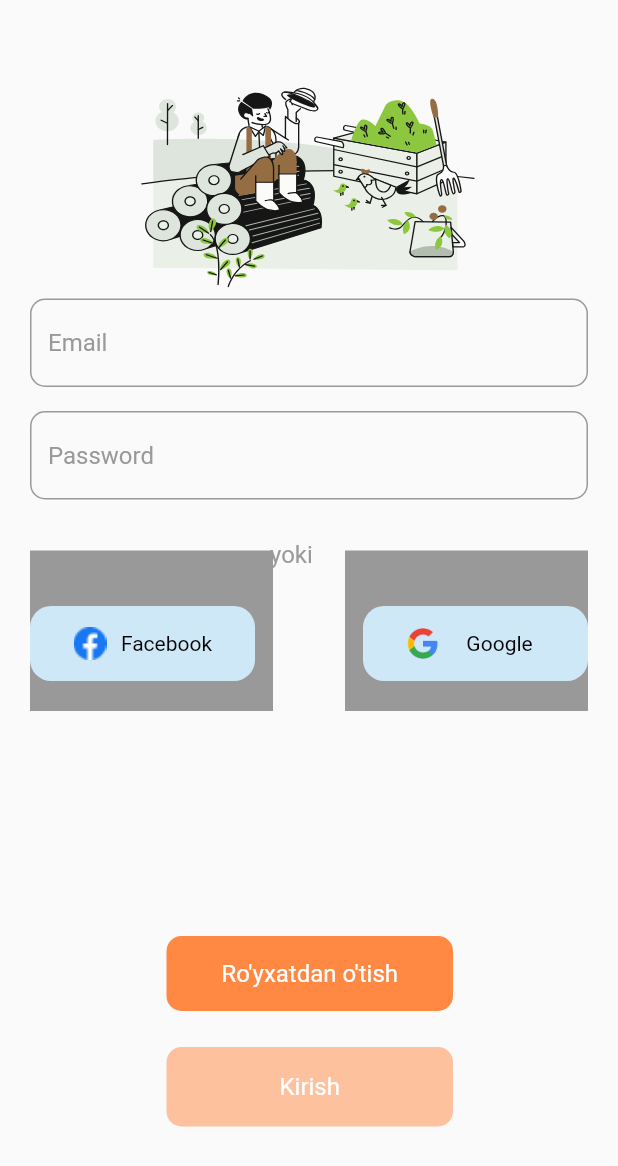
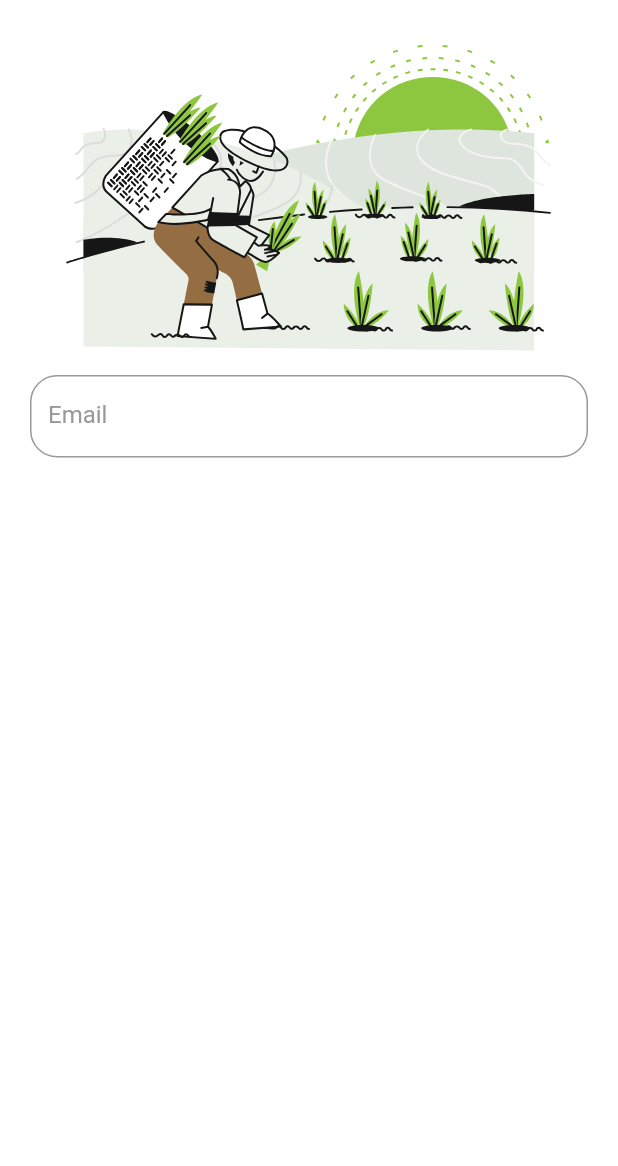
Before and after one commit to NodirbekRasuljonov/Exam_2, a Flutter app: the screen it shows after launch, on a phone screen of 412 x 824 dp. Shown: the top 1166 px of the screen. Run offline on Flutter 3.47's test engine with Material 2 defaults, Android fonts, the phone set to English and light mode, and no system bars; our stand-ins replace flutter_svg.

Commit message:
png wrapped with pngs folder and register page add

```diff
--- a/lib/main.dart
+++ b/lib/main.dart
@@ -1,4 +1,5 @@
 import 'package:examtwo/routes/routes.dart';
+import 'package:examtwo/screens/register.dart';
 import 'package:flutter/material.dart';
 
 void main(List<String> args) {
@@ -14,8 +15,9 @@ class MyApp extends StatelessWidget {
       debugShowCheckedModeBanner: false,
       title: 'Smart Farm',
       theme: ThemeData.light(),
-      onGenerateRoute: MyRoutes().onGenerateRoute,
-      initialRoute: '/',
+      // onGenerateRoute: MyRoutes().onGenerateRoute,
+      // initialRoute: '/register',
+      home:const RegisterPage(),
     );
   }
 }
--- a/lib/routes/routes.dart
+++ b/lib/routes/routes.dart
@@ -1,4 +1,5 @@
 import 'package:examtwo/screens/login.dart';
+import 'package:examtwo/screens/register.dart';
 import 'package:examtwo/screens/splash.dart';
 import 'package:flutter/material.dart';
 
@@ -10,6 +11,8 @@ class MyRoutes {
         return MaterialPageRoute(builder: (context) =>const SplashScreen());
         case '/login':
         return MaterialPageRoute(builder: (context) =>const LogInPage());
+        case '/register':
+        return MaterialPageRoute(builder: (context) =>const RegisterPage());
     }
   }
 }
--- a/lib/screens/login.dart
+++ b/lib/screens/login.dart
@@ -127,7 +127,7 @@ class _LogInPageState extends State<LogInPage> {
                       decoration: const BoxDecoration(
                           image: DecorationImage(
                               fit: BoxFit.cover,
-                              image: AssetImage('assets/images/facebook.png'))),
+                              image: AssetImage('assets/images/pngs/facebook.png'))),
                     ),
                     Container(
                       height: 22.0,
@@ -166,7 +166,7 @@ class _LogInPageState extends State<LogInPage> {
                       decoration: const BoxDecoration(
                           image: DecorationImage(
                               fit: BoxFit.cover,
-                              image: AssetImage('assets/images/google.png'))),
+                              image: AssetImage('assets/images/pngs/google.png'))),
                     ),
                     Container(
                       height: 22.0,
--- /dev/null
+++ b/lib/screens/register.dart
@@ -0,0 +1,59 @@
+import 'package:examtwo/core/constants/constants.dart';
+import 'package:flutter/material.dart';
+import 'package:flutter_svg/flutter_svg.dart';
+
+class RegisterPage extends StatelessWidget {
+  const RegisterPage({Key? key}) : super(key: key);
+
+  @override
+  Widget build(BuildContext context) {
+    return Scaffold(
+      backgroundColor: Colors.white,
+      body: SingleChildScrollView(
+        child: SizedBox(
+          height: MediaQuery.of(context).size.height,
+          width: MediaQuery.of(context).size.width,
+          child: Stack(
+            children: [
+              Positioned(
+                top: 10.0,
+                left: 10.0,
+                right: 10.0,
+                child: Container(
+                  alignment: Alignment.center,
+                  height: 261.42,
+                  width: 373.46,
+                  child: SvgPicture.asset('assets/images/registerpage.svg'),
+                ),
+              ),
+              Positioned(
+                top: 250.0,
+                left: 20.0,
+                right: 20.0,
+                child: SizedBox(
+                  height: 55.0,
+                  width: 320.0,
+                  child: TextFormField(
+                    decoration: InputDecoration(
+                        hintText: 'Email',
+                        hintStyle: TextStyle(color: ColorConst.borderColor),
+                        enabledBorder: OutlineInputBorder(
+                            borderRadius:
+                                BorderRadius.circular(RadiusConst.medium),
+                            borderSide:
+                                BorderSide(color: ColorConst.borderColor)),
+                        focusedBorder: OutlineInputBorder(
+                            borderRadius:
+                                BorderRadius.circular(RadiusConst.medium),
+                            borderSide:
+                                BorderSide(color: ColorConst.borderColor))),
+                  ),
+                ),
+              ),
+            ],
+          ),
+        ),
+      ),
+    );
+  }
+}
```
Also changed, not shown: assets/images/pngs/facebook.png (renamed from assets/images/facebook.png), assets/images/pngs/google.png (renamed from assets/images/google.png), assets/images/registerpage.svg (added).
